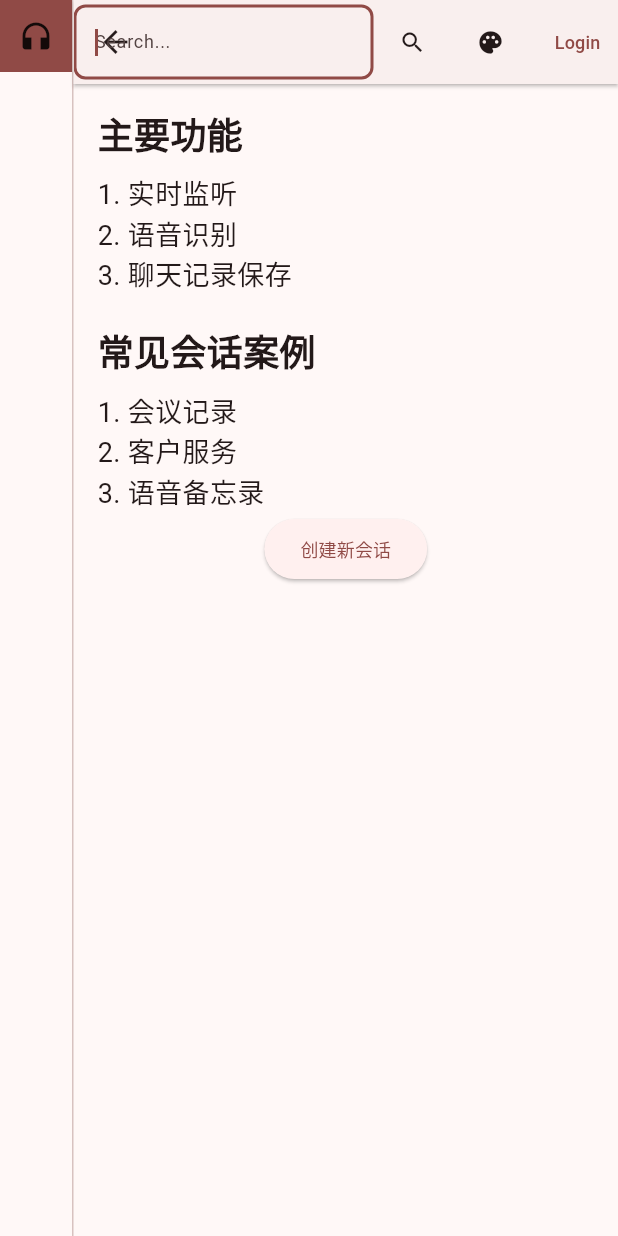
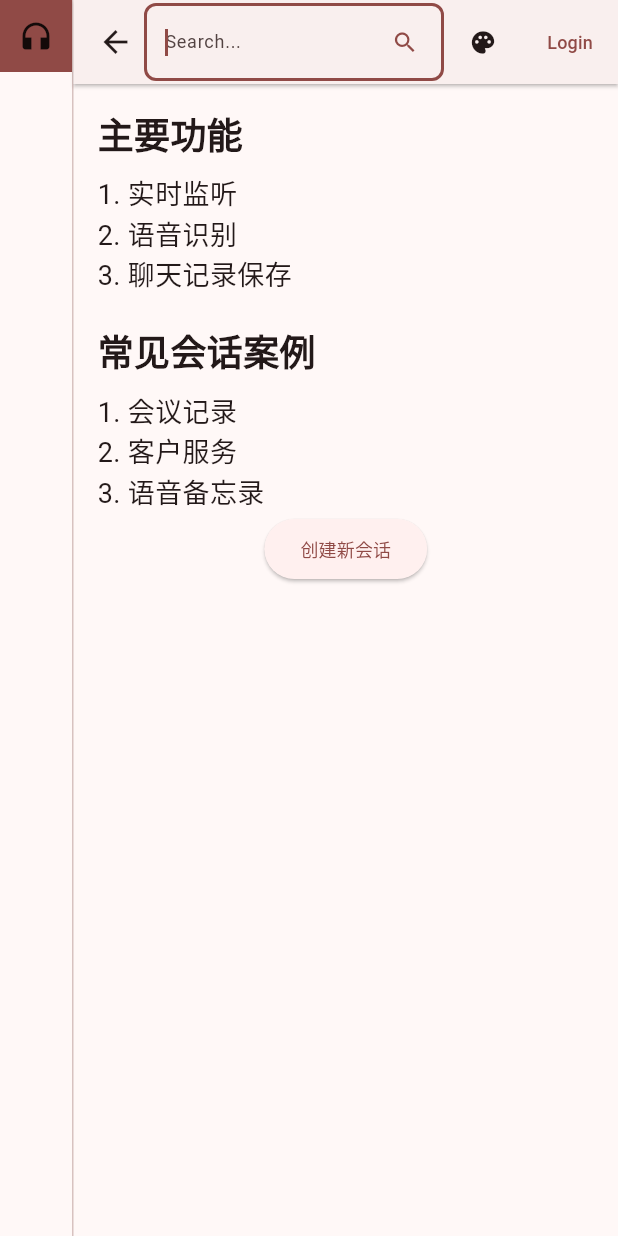
Before and after one commit to dereking/flutter_template, a Flutter app: the WideScreenLayout screen opened directly with empty values, after a tap on the "search" icon, after a tap on the "palette" icon, after a tap on "red", on a phone screen of 412 x 824 dp. Run offline on Flutter 3.47's test engine with Material 3 defaults, Android fonts, the phone set to English and light mode, and no system bars; our stand-ins replace font_awesome_flutter, logger, shared_preferences; accounts and stored records are empty; Roboto replaces fonts that are missing (Noto Sans SC).

Commit message:
添加搜索功能和左侧抽屉菜单支持

```diff
--- a/lib/components/top_app_bar.dart
+++ b/lib/components/top_app_bar.dart
@@ -16,6 +16,8 @@
 class _TopAppBarState extends State<TopAppBar> {
   bool _showSearch = false;
   final FocusNode _searchFocusNode = FocusNode();
+  final TextEditingController _searchEditingController =
+      TextEditingController();
 
   @override
   void initState() {
@@ -30,42 +32,70 @@
   }
 
   @override
+  void dispose() {
+    _searchFocusNode.dispose();
+    _searchEditingController.dispose();
+    super.dispose();
+  }
+
+  @override
   Widget build(BuildContext context) {
-    return AppBar(
+    return PreferredSize(
+      preferredSize: Size.fromHeight(32), // 设置高度
+      child: AppBar(
         title: Text(widget.title),
         elevation: 1, // 取消阴影
         backgroundColor: Theme.of(context).colorScheme.surface,
         shadowColor: Theme.of(context).colorScheme.shadow,
         actions: [
           if (_showSearch)
-          SizedBox(width: 200,
+            SizedBox(
+              width: 200,
               child: TextField(
                 decoration: InputDecoration(
                   hintText: 'Search...',
                   border: OutlineInputBorder(
                     borderRadius: BorderRadius.circular(8),
-                  borderSide: BorderSide(color: Theme.of(context).colorScheme.primary),
+                    borderSide: BorderSide(
+                      color: Theme.of(context).colorScheme.primary,
+                    ),
                     gapPadding: 2,
+                  ),
+                  suffixIcon: MiniIconButton(
+                    icon: Icon(
+                      Icons.search,
+                      color: Theme.of(context).colorScheme.primary,
+                    ),
+                    onPressed: () {
+                      // 处理搜索逻辑
+                      print('Searching for: ${_searchEditingController.text} ');
+                    },
                   ),
                 ),
                 focusNode: _searchFocusNode,
+                controller: _searchEditingController,
                 onSubmitted: (value) {
                   // 处理搜索逻辑
-                print('Searching for: $value');
+                  print('Searching for: ${_searchEditingController.text} ');
                 },
               ),
             ),
-        MiniIconButton(icon: const Icon(Icons.search), onPressed: () {
+          if (!_showSearch)
+            MiniIconButton(
+              icon: const Icon(Icons.search),
+              onPressed: () {
                 setState(() {
                   _showSearch = !_showSearch;
                   if (_showSearch) {
                     _searchFocusNode.requestFocus();
                   }
                 });
-        }),
+              },
+            ),
           ThemeSettingButton(),
           const HeaderUserPanel(),
         ],
+      ),
     );
   }
 }
--- a/lib/layouts/mobile_screen_layout.dart
+++ b/lib/layouts/mobile_screen_layout.dart
@@ -8,6 +8,7 @@
 
 class MobileScreenLayout extends StatefulWidget {
   final String title;
+  final Widget? drawer; // 可选的抽屉菜单
   final Map<String, Widget> pages;
   final List<LeftMenuItem> menuItems;
 
@@ -16,6 +17,7 @@
   const MobileScreenLayout({
     super.key,
     required this.title,
+    this.drawer,
     required this.pages,
     required this.menuItems,
     this.actions = const [],
@@ -41,14 +43,7 @@
   Widget build(BuildContext context) {
     final provider = Provider.of<AppInfoProvider>(context);
     return Scaffold(
-      drawer: Drawer(
-        child: LeftMenuBar(
-          title: widget.title,
-          isWideScreen: true,
-          menuItems: widget.menuItems,
-          onMenuItemTap: onMenuItemTap,
-        ), //drawer 菜单
-      ),
+      drawer: widget.drawer,
 
       body: Column(
         children: [
--- a/lib/layouts/wide_screen_layout.dart
+++ b/lib/layouts/wide_screen_layout.dart
@@ -12,6 +12,7 @@
   State<StatefulWidget> createState() => _MainFrameState();
 
   final String title;
+  final Widget? drawer; // 可选的抽屉菜单
   final Map<String, Widget> pages;
   final List<LeftMenuItem> menuItems;
   final List<Widget> actions;
@@ -19,6 +20,7 @@
   const WideScreenLayout({
     super.key,
     required this.title,
+    this.drawer,
     required this.pages,
     required this.menuItems,
     this.actions = const [],
@@ -29,6 +31,7 @@
   @override
   Widget build(BuildContext context) {
     return Scaffold(
+      drawer: widget.drawer,
       body: Row(
         children: [
           // 左侧图标栏
@@ -46,13 +49,13 @@
               children: [
                 TopAppBar(
                   title: widget.title,
-                  actions: const [
-                    HeaderUserPanel(),
-                  ],
+                  actions: const [HeaderUserPanel()],
                 ),
                 Flexible(
-                  child: widget.pages[
-                          Provider.of<AppInfoProvider>(context).curPage] ??
+                  child:
+                      widget.pages[Provider.of<AppInfoProvider>(
+                        context,
+                      ).curPage] ??
                       const DefaultPage(),
                 ),
               ],
--- a/lib/main.dart
+++ b/lib/main.dart
@@ -15,6 +15,8 @@
 import './providers/app_info_provider.dart';
 import './vars.dart';
 import 'package:provider/provider.dart';
+
+import 'components/left_drawer.dart';
 
 void main() async {
   WidgetsFlutterBinding.ensureInitialized();
@@ -58,8 +60,6 @@
 
     debugPrint("AppInfoProvider.load done");
 
-
-
     //延迟弹出，等主界面显示后。
     Future.delayed(const Duration(milliseconds: 500), () {
       // RuiApp.rootScaffoldMessengerKey.currentState?.showSnackBar(
@@ -88,8 +88,7 @@
         Locale('zh'), // Chinese
       ],
       title: AppLocalizations.of(context)?.appTitle ?? 'Listenor',
-      theme:
-                getThemeData(themeModel.themeMode, themeModel.themeSeedColor),
+      theme: getThemeData(themeModel.themeMode, themeModel.themeSeedColor),
       // theme: ThemeData(
       //   colorScheme: ColorScheme.fromSeed(seedColor: Colors.deepPurple),
       //   bottomNavigationBarTheme: const BottomNavigationBarThemeData(
@@ -111,9 +110,7 @@
               body: Center(child: CircularProgressIndicator()),
             );
           } else if (snapshot.hasError || (snapshot.data ?? false) == false) {
-            return const Scaffold(
-              body: Center(child: Text('应用初始化失败')),
-            );
+            return const Scaffold(body: Center(child: Text('应用初始化失败')));
           } else {
             return LayoutBuilder(
               builder: (context, constraints) {
@@ -122,11 +119,13 @@
                     title: AppLocalizations.of(context)?.appTitle ?? 'Listenor',
                     pages: _pages,
                     menuItems: getLeftMenuItems(context),
+                    drawer: _drawer,
                   );
                 } else {
                   return MobileScreenLayout(
                     title: AppLocalizations.of(context)?.appTitle ?? 'Listenor',
                     pages: _pages,
+                    drawer: _drawer,
                     menuItems: getLeftMenuItems(context),
                   );
                 }
@@ -134,6 +133,15 @@
             );
           }
         },
+      ),
+    );
+  }
+
+  Widget get _drawer {
+    return LeftDrawer(title: 'Test', child: Text("data"),
+      header: Text(
+        'Drawer Header',
+        style: TextStyle(color: Colors.white, fontSize: 24),
       ),
     );
   }
@@ -149,14 +157,13 @@
     final provider = Provider.of<AppInfoProvider>(context);
     return [
       LeftMenuItem(
-          icon: provider.curPage == "/home"
-              ? Icons.home
-              : Icons.home_outlined,
+        icon: provider.curPage == "/home" ? Icons.home : Icons.home_outlined,
         title: 'Home',
         active: provider.curPage == "/home",
         onPressed: () {
           provider.curPage = '/home';
-          }),
+        },
+      ),
       LeftMenuItem(
         icon: provider.curPage == "/settings"
             ? Icons.settings
@@ -165,14 +172,16 @@
         active: provider.curPage == "/settings",
         onPressed: () {
           provider.curPage = '/settings';
-          }),
+        },
+      ),
       LeftMenuItem(
         icon: provider.curPage == "/about" ? Icons.info : Icons.info_outlined,
         title: 'About',
         active: provider.curPage == "/about",
         onPressed: () {
           provider.curPage = '/about';
-          }),
+        },
+      ),
     ];
   }
 }
```
Also changed, not shown: lib/components/left_drawer.dart (added, +52 -0 lines). Lines whose indentation alone changed are shown as unchanged.
